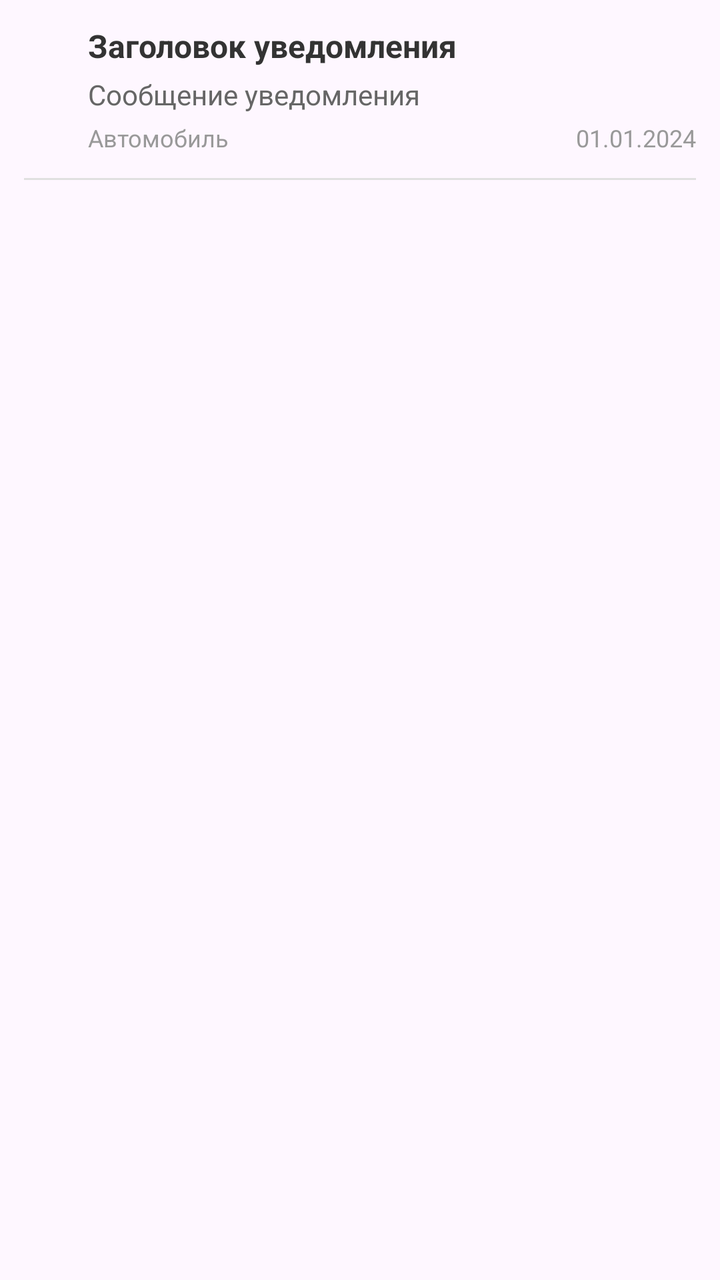
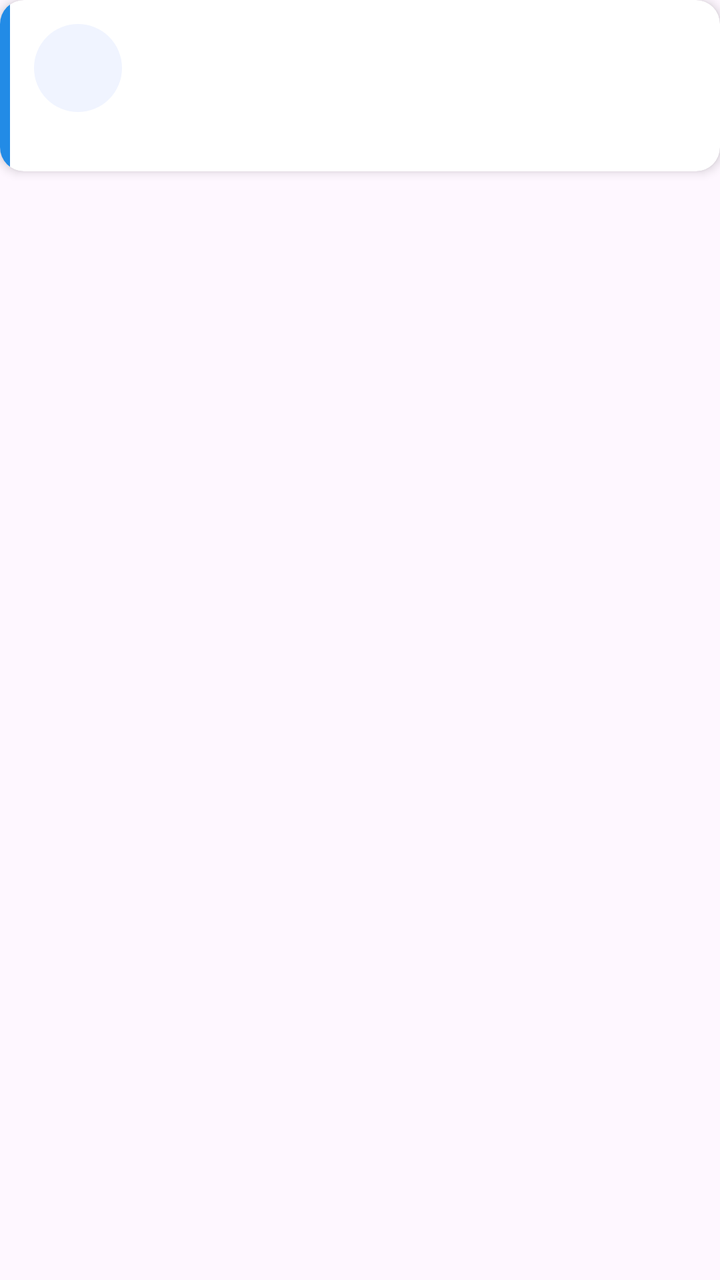

An Android layout rendered at two revisions. The XML below is the earlier revision; the diff shows what the commit changed to produce the second picture.
<!-- AndroidManifest.xml: application theme Theme.MyCar -->
<!-- res/layout/item_notification.xml -->
<?xml version="1.0" encoding="utf-8"?>
<androidx.constraintlayout.widget.ConstraintLayout xmlns:android="http://schemas.android.com/apk/res/android"
    xmlns:app="http://schemas.android.com/apk/res-auto"
    android:layout_width="match_parent"
    android:layout_height="wrap_content"
    android:padding="12dp">

    <ImageView
        android:id="@+id/imageViewIcon"
        android:layout_width="24dp"
        android:layout_height="24dp"
        android:layout_marginEnd="12dp"
        app:layout_constraintStart_toStartOf="parent"
        app:layout_constraintTop_toTopOf="parent" />

    <TextView
        android:id="@+id/textViewTitle"
        android:layout_width="0dp"
        android:layout_height="wrap_content"
        android:layout_marginStart="8dp"
        android:text="Заголовок уведомления"
        android:textColor="#333333"
        android:textSize="16sp"
        android:textStyle="bold"
        app:layout_constraintEnd_toEndOf="parent"
        app:layout_constraintStart_toEndOf="@+id/imageViewIcon"
        app:layout_constraintTop_toTopOf="parent" />

    <TextView
        android:id="@+id/textViewMessage"
        android:layout_width="0dp"
        android:layout_height="wrap_content"
        android:layout_marginTop="4dp"
        android:text="Сообщение уведомления"
        android:textColor="#666666"
        android:textSize="14sp"
        app:layout_constraintEnd_toEndOf="parent"
        app:layout_constraintStart_toStartOf="@+id/textViewTitle"
        app:layout_constraintTop_toBottomOf="@+id/textViewTitle" />

    <TextView
        android:id="@+id/textViewCarInfo"
        android:layout_width="wrap_content"
        android:layout_height="wrap_content"
        android:layout_marginTop="4dp"
        android:text="Автомобиль"
        android:textColor="#999999"
        android:textSize="12sp"
        app:layout_constraintStart_toStartOf="@+id/textViewTitle"
        app:layout_constraintTop_toBottomOf="@+id/textViewMessage" />

    <TextView
        android:id="@+id/textViewDate"
        android:layout_width="wrap_content"
        android:layout_height="wrap_content"
        android:layout_marginTop="4dp"
        android:text="01.01.2024"
        android:textColor="#999999"
        android:textSize="12sp"
        app:layout_constraintEnd_toEndOf="parent"
        app:layout_constraintTop_toBottomOf="@+id/textViewMessage" />

    <View
        android:id="@+id/divider"
        android:layout_width="0dp"
        android:layout_height="1dp"
        android:layout_marginTop="12dp"
        android:background="#E0E0E0"
        app:layout_constraintEnd_toEndOf="parent"
        app:layout_constraintStart_toStartOf="parent"
        app:layout_constraintTop_toBottomOf="@+id/textViewCarInfo" />

</androidx.constraintlayout.widget.ConstraintLayout>
<!-- resources referenced by this layout -->
<resources>
  <style name="Theme.MyCar" parent="Base.Theme.MyCar" />
  <style name="Base.Theme.MyCar" parent="Theme.Material3.DayNight.NoActionBar">
          <item name="colorPrimary">@color/my_home_bar_color</item>
          <item name="colorSecondary">@color/my_home_bar_color</item>
          <item name="android:statusBarColor">@color/my_status_bar_color</item>
          <item name="android:navigationBarColor">@color/my_status_bar_color</item>
          <item name="android:windowAnimationStyle">@style/ActivityAnimation</item>
      </style>
  <color name="my_home_bar_color">#228BE6</color>
  <color name="my_status_bar_color">#E4F1FF</color>
  <style name="ActivityAnimation" parent="@android:style/Animation.Activity">
          <item name="android:activityOpenEnterAnimation">@anim/slide_in_right</item>
          <item name="android:activityOpenExitAnimation">@anim/slide_out_left</item>
          <item name="android:activityCloseEnterAnimation">@anim/slide_in_left</item>
          <item name="android:activityCloseExitAnimation">@anim/slide_out_right</item>
      </style>
</resources>

<!-- the commit's change to res/layout/item_notification.xml (unified diff, before → after) -->
@@ -1,73 +1,106 @@
-<?xml version="1.0" encoding="utf-8"?>
-<androidx.constraintlayout.widget.ConstraintLayout xmlns:android="http://schemas.android.com/apk/res/android"
+﻿<?xml version="1.0" encoding="utf-8"?>
+<FrameLayout xmlns:android="http://schemas.android.com/apk/res/android"
     xmlns:app="http://schemas.android.com/apk/res-auto"
     android:layout_width="match_parent"
-    android:layout_height="wrap_content"
-    android:padding="12dp">
+    android:layout_height="wrap_content">
 
-    <ImageView
-        android:id="@+id/imageViewIcon"
-        android:layout_width="24dp"
-        android:layout_height="24dp"
-        android:layout_marginEnd="12dp"
-        app:layout_constraintStart_toStartOf="parent"
-        app:layout_constraintTop_toTopOf="parent" />
+    <com.google.android.material.card.MaterialCardView
+        android:layout_width="match_parent"
+        android:layout_height="wrap_content"
+        android:layout_marginBottom="8dp"
+        app:cardCornerRadius="12dp"
+        app:cardElevation="3dp"
+        app:cardBackgroundColor="@android:color/white"
+        app:strokeWidth="0dp">
 
-    <TextView
-        android:id="@+id/textViewTitle"
-        android:layout_width="0dp"
-        android:layout_height="wrap_content"
-        android:layout_marginStart="8dp"
-        android:text="Заголовок уведомления"
-        android:textColor="#333333"
-        android:textSize="16sp"
-        android:textStyle="bold"
-        app:layout_constraintEnd_toEndOf="parent"
-        app:layout_constraintStart_toEndOf="@+id/imageViewIcon"
-        app:layout_constraintTop_toTopOf="parent" />
+        <LinearLayout
+            android:layout_width="match_parent"
+            android:layout_height="wrap_content"
+            android:orientation="horizontal">
 
-    <TextView
-        android:id="@+id/textViewMessage"
-        android:layout_width="0dp"
-        android:layout_height="wrap_content"
-        android:layout_marginTop="4dp"
-        android:text="Сообщение уведомления"
-        android:textColor="#666666"
-        android:textSize="14sp"
-        app:layout_constraintEnd_toEndOf="parent"
-        app:layout_constraintStart_toStartOf="@+id/textViewTitle"
-        app:layout_constraintTop_toBottomOf="@+id/textViewTitle" />
+            <View
+                android:id="@+id/divider"
+                android:layout_width="5dp"
+                android:layout_height="match_parent"
+                android:background="#228BE6" />
 
-    <TextView
-        android:id="@+id/textViewCarInfo"
-        android:layout_width="wrap_content"
-        android:layout_height="wrap_content"
-        android:layout_marginTop="4dp"
-        android:text="Автомобиль"
-        android:textColor="#999999"
-        android:textSize="12sp"
-        app:layout_constraintStart_toStartOf="@+id/textViewTitle"
-        app:layout_constraintTop_toBottomOf="@+id/textViewMessage" />
+            <LinearLayout
+                android:layout_width="0dp"
+                android:layout_height="wrap_content"
+                android:layout_weight="1"
+                android:orientation="horizontal"
+                android:padding="12dp">
 
-    <TextView
-        android:id="@+id/textViewDate"
-        android:layout_width="wrap_content"
-        android:layout_height="wrap_content"
-        android:layout_marginTop="4dp"
-        android:text="01.01.2024"
-        android:textColor="#999999"
-        android:textSize="12sp"
-        app:layout_constraintEnd_toEndOf="parent"
-        app:layout_constraintTop_toBottomOf="@+id/textViewMessage" />
+                <FrameLayout
+                    android:layout_width="44dp"
+                    android:layout_height="44dp"
+                    android:layout_marginEnd="12dp">
 
-    <View
-        android:id="@+id/divider"
-        android:layout_width="0dp"
-        android:layout_height="1dp"
-        android:layout_marginTop="12dp"
-        android:background="#E0E0E0"
-        app:layout_constraintEnd_toEndOf="parent"
-        app:layout_constraintStart_toStartOf="parent"
-        app:layout_constraintTop_toBottomOf="@+id/textViewCarInfo" />
+                    <View
+                        android:id="@+id/iconBackground"
+                        android:layout_width="44dp"
+                        android:layout_height="44dp"
+                        android:background="@drawable/bg_notification_icon" />
 
-</androidx.constraintlayout.widget.ConstraintLayout>
+                    <ImageView
+                        android:id="@+id/imageViewIcon"
+                        android:layout_width="24dp"
+                        android:layout_height="24dp"
+                        android:layout_gravity="center"
+                        android:contentDescription="icon" />
+
+                </FrameLayout>
+
+                <LinearLayout
+                    android:layout_width="0dp"
+                    android:layout_height="wrap_content"
+                    android:layout_weight="1"
+                    android:orientation="vertical">
+
+                    <TextView
+                        android:id="@+id/textViewTitle"
+                        android:layout_width="match_parent"
+                        android:layout_height="wrap_content"
+                        android:textColor="#1A1A2E"
+                        android:textSize="15sp"
+                        android:textStyle="bold"
+                        android:maxLines="2"
+                        android:ellipsize="end" />
+
+                    <TextView
+                        android:id="@+id/textViewMessage"
+                        android:layout_width="match_parent"
+                        android:layout_height="wrap_content"
+                        android:layout_marginTop="3dp"
+                        android:textColor="#555555"
+                        android:textSize="13sp"
+                        android:maxLines="3"
+                        android:ellipsize="end" />
+
+                    <LinearLayout
+                        android:layout_width="match_parent"
+                        android:layout_height="wrap_content"
+                        android:layout_marginTop="6dp"
+                        android:orientation="horizontal">
+
+                        <TextView
+                            android:id="@+id/textViewCarInfo"
+                            android:layout_width="0dp"
+                            android:layout_height="wrap_content"
+                            android:layout_weight="1"
+                            android:textColor="#888888"
+                            android:textSize="11sp" />
+
+                        <TextView
+                            android:id="@+id/textViewDate"
+                            android:layout_width="wrap_content"
+                            android:layout_height="wrap_content"
+                            android:textColor="#AAAAAA"
+                            android:textSize="11sp" />
+
+                    </LinearLayout>
+                </LinearLayout>
+            </LinearLayout>
+        </LinearLayout>
+    </com.google.android.material.card.MaterialCardView>
+</FrameLayout>
<!-- resource entries referenced after the edit -->
@@ -1,5 +1,11 @@
 <!-- resources referenced by this layout -->
 <resources>
+  <!-- drawable bg_notification_icon (drawable) -->
+  <?xml version="1.0" encoding="utf-8"?>
+  <shape xmlns:android="http://schemas.android.com/apk/res/android"
+      android:shape="oval">
+      <solid android:color="#F0F4FF" />
+  </shape>
   <style name="Theme.MyCar" parent="Base.Theme.MyCar" />
   <style name="Base.Theme.MyCar" parent="Theme.Material3.DayNight.NoActionBar">
           <item name="colorPrimary">@color/my_home_bar_color</item>
